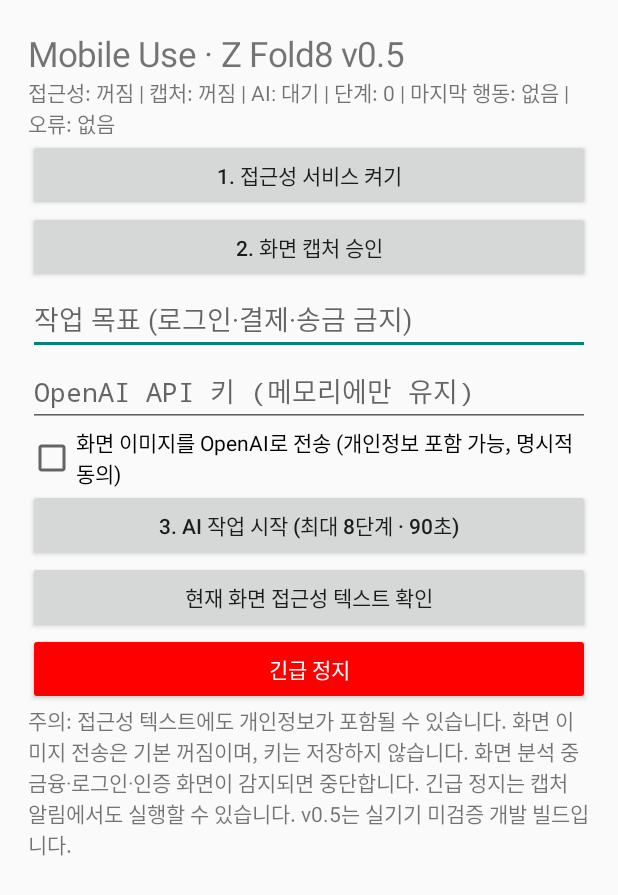
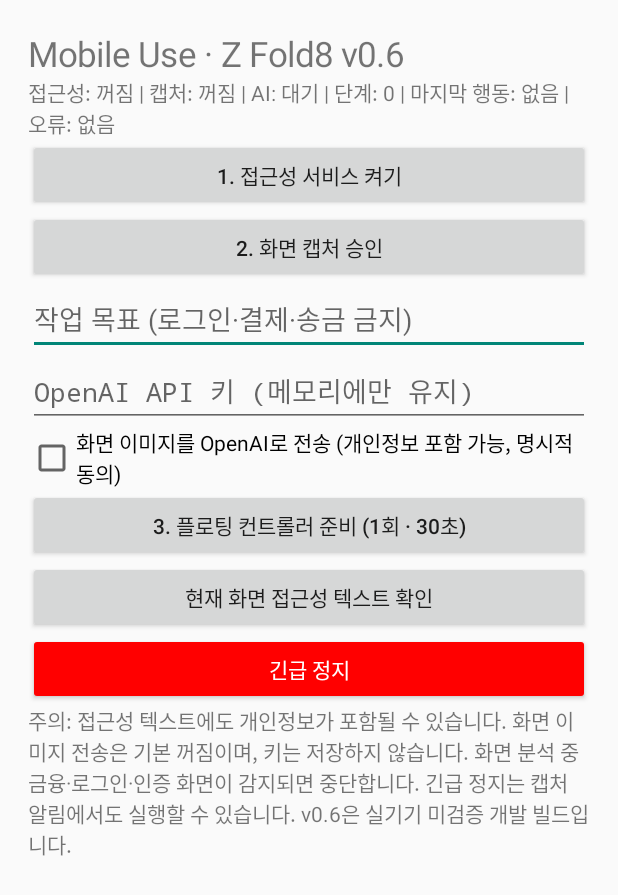
Before and after one commit to firr22jhj2-hash/mobileuse, an Android app: the screen it shows after launch (MainActivity), on a phone screen of 412 x 824 dp. Shown: the top 895 px of the screen. Run offline under Robolectric (Android 15) with nearby library versions, the phone set to English and light mode, and no system bars.

Commit message:
Prepare task from main screen for floating single-action controller v0.6

```diff
--- a/app/src/main/java/com/mobileuse/galaxy/MainActivity.java
+++ b/app/src/main/java/com/mobileuse/galaxy/MainActivity.java
@@ -3,16 +3,16 @@ import android.app.*;import android.content.*;import android.media.projection.*;
 public final class MainActivity extends Activity {
  private static final int CAPTURE_REQUEST=140;private final Handler statusHandler=new Handler(Looper.getMainLooper());private final Runnable statusTicker=new Runnable(){public void run(){if(status!=null)refresh();statusHandler.postDelayed(this,800);}};private TextView status;private EditText task,key;private CheckBox sendImages;private android.content.SharedPreferences prefs;
  @Override public void onCreate(Bundle b){super.onCreate(b);prefs=getSharedPreferences("local_progress",MODE_PRIVATE);ScrollView scroll=new ScrollView(this);LinearLayout root=new LinearLayout(this);root.setOrientation(1);root.setPadding(28,30,28,28);scroll.addView(root);
- TextView title=new TextView(this);title.setText("Mobile Use · Z Fold8 v0.5");title.setTextSize(23);root.addView(title);status=new TextView(this);root.addView(status);
+ TextView title=new TextView(this);title.setText("Mobile Use · Z Fold8 v0.6");title.setTextSize(23);root.addView(title);status=new TextView(this);root.addView(status);
  button(root,"1. 접근성 서비스 켜기",()->startActivity(new Intent(Settings.ACTION_ACCESSIBILITY_SETTINGS)));
  button(root,"2. 화면 캡처 승인",()->{MediaProjectionManager mgr=getSystemService(MediaProjectionManager.class);startActivityForResult(mgr.createScreenCaptureIntent(),CAPTURE_REQUEST);});
  task=new EditText(this);task.setHint("작업 목표 (로그인·결제·송금 금지)");task.setText(prefs.getString("task",""));root.addView(task);
  key=new EditText(this);key.setHint("OpenAI API 키 (메모리에만 유지)");key.setInputType(129);root.addView(key);
  sendImages=new CheckBox(this);sendImages.setText("화면 이미지를 OpenAI로 전송 (개인정보 포함 가능, 명시적 동의)");sendImages.setChecked(false);root.addView(sendImages);
- button(root,"3. AI 작업 시작 (최대 8단계 · 90초)",()->{String t=task.getText().toString();if(!ActionPolicy.safeTask(t)){status.setText("민감하거나 유효하지 않은 작업");return;}prefs.edit().putString("task",t).putInt("step",0).remove("last_error").apply();if(key.getText().toString().trim().isEmpty()){status.setText("OpenAI API 키가 비어 있습니다");return;}boolean ok=TaskRunner.start(this,key.getText().toString(),t,sendImages.isChecked());status.setText(ok?"실행 중. 알림의 긴급 정지로 언제든 중단 가능":"접근성 및 캡처 권한 확인 필요");});
+ button(root,"3. 플로팅 컨트롤러 준비 (1회 · 30초)",()->{String t=task.getText().toString();if(!ActionPolicy.safeTask(t)){status.setText("민감하거나 유효하지 않은 작업");return;}prefs.edit().putString("task",t).putInt("step",0).remove("last_error").apply();if(key.getText().toString().trim().isEmpty()){status.setText("OpenAI API 키가 비어 있습니다");return;}TaskRunner.prepare(key.getText().toString(),t,sendImages.isChecked());status.setText("준비 완료. 다른 앱으로 이동한 뒤 플로팅 1회 실행을 누르세요.");});
  button(root,"현재 화면 접근성 텍스트 확인",()->{String v=ControlService.inspect();status.setText(v.isEmpty()?"현재 화면에서 읽을 수 있는 텍스트가 없습니다":v);});
  Button stop=new Button(this);stop.setText("긴급 정지");stop.setTextColor(Color.WHITE);stop.setBackgroundTintList(android.content.res.ColorStateList.valueOf(Color.RED));stop.setOnClickListener(v->{TaskRunner.stop();startService(new Intent(this,CaptureService.class).setAction(CaptureService.ACTION_STOP_ALL));refresh();});root.addView(stop);
- TextView note=new TextView(this);note.setText("주의: 접근성 텍스트에도 개인정보가 포함될 수 있습니다. 화면 이미지 전송은 기본 꺼짐이며, 키는 저장하지 않습니다. 화면 분석 중 금융·로그인·인증 화면이 감지되면 중단합니다. 긴급 정지는 캡처 알림에서도 실행할 수 있습니다. v0.5는 실기기 미검증 개발 빌드입니다.");root.addView(note);setContentView(scroll);refresh();statusHandler.postDelayed(statusTicker,800);}
+ TextView note=new TextView(this);note.setText("주의: 접근성 텍스트에도 개인정보가 포함될 수 있습니다. 화면 이미지 전송은 기본 꺼짐이며, 키는 저장하지 않습니다. 화면 분석 중 금융·로그인·인증 화면이 감지되면 중단합니다. 긴급 정지는 캡처 알림에서도 실행할 수 있습니다. v0.6은 실기기 미검증 개발 빌드입니다.");root.addView(note);setContentView(scroll);refresh();statusHandler.postDelayed(statusTicker,800);}
  private void button(LinearLayout root,String label,Runnable r){Button b=new Button(this);b.setText(label);b.setOnClickListener(v->r.run());root.addView(b);}
  @Override protected void onActivityResult(int request,int result,Intent data){super.onActivityResult(request,result,data);if(request==CAPTURE_REQUEST&&result==RESULT_OK&&data!=null){Intent i=new Intent(this,CaptureService.class).setAction(CaptureService.START).putExtra("resultCode",result).putExtra("data",data);startForegroundService(i);status.setText("화면 캡처 승인됨");}}
  private void refresh(){status.setText("접근성: "+(ControlService.active==null?"꺼짐":"켜짐")+" | 캡처: "+(CaptureService.instance==null?"꺼짐":"서비스 실행")+" | AI: "+(TaskRunner.isRunning()?"실행 중":"대기")+" | 단계: "+prefs.getInt("step",0)+" | 마지막 행동: "+prefs.getString("last_action","없음")+" | 오류: "+prefs.getString("last_error","없음"));}
```
